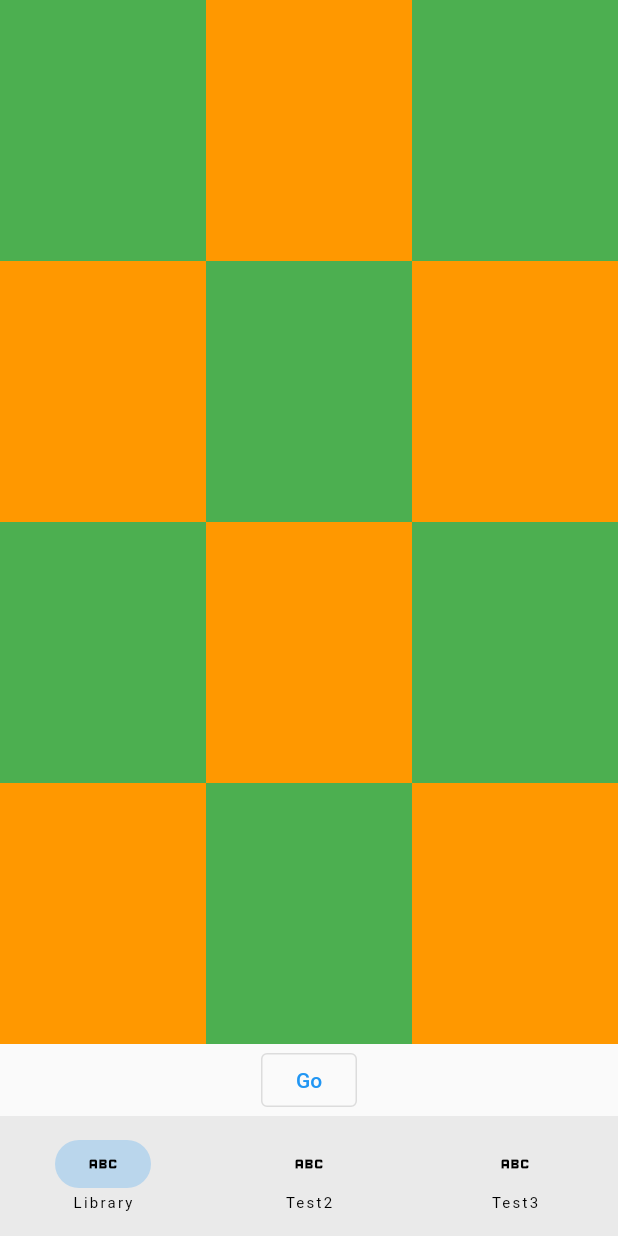
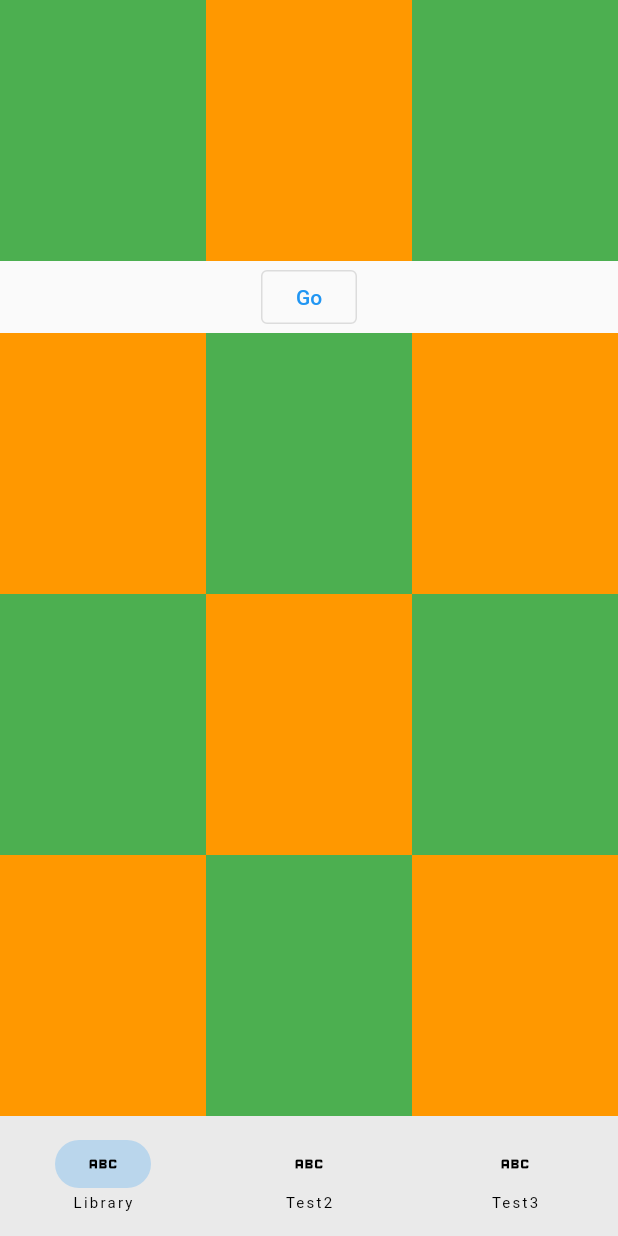
Before and after one commit to austinried/auto_route_animation_bug, a Flutter app: the screen it shows after launch, on a phone screen of 412 x 824 dp. Run offline on Flutter 3.47's test engine with Material 2 defaults, Android fonts, the phone set to English and light mode, and no system bars; our stand-ins replace auto_route.

Commit message:
easier to see freezing bug

```diff
--- a/lib/pages.dart
+++ b/lib/pages.dart
@@ -74,6 +74,14 @@ class LibraryAlbumsPage extends StatelessWidget {
             ],
           ),
         ),
+        OutlinedButton(
+          onPressed: () {
+            context.navigateTo(const AlbumRoute());
+          },
+          style:
+              ButtonStyle(overlayColor: MaterialStatePropertyAll(Colors.red)),
+          child: const Text('Go'),
+        ),
         Expanded(
           child: Row(
             children: [
@@ -100,12 +108,6 @@ class LibraryAlbumsPage extends StatelessWidget {
               Expanded(child: Container(color: Colors.orange)),
             ],
           ),
-        ),
-        OutlinedButton(
-          onPressed: () {
-            context.navigateTo(const AlbumRoute());
-          },
-          child: const Text('Go'),
         ),
       ],
     );
```
